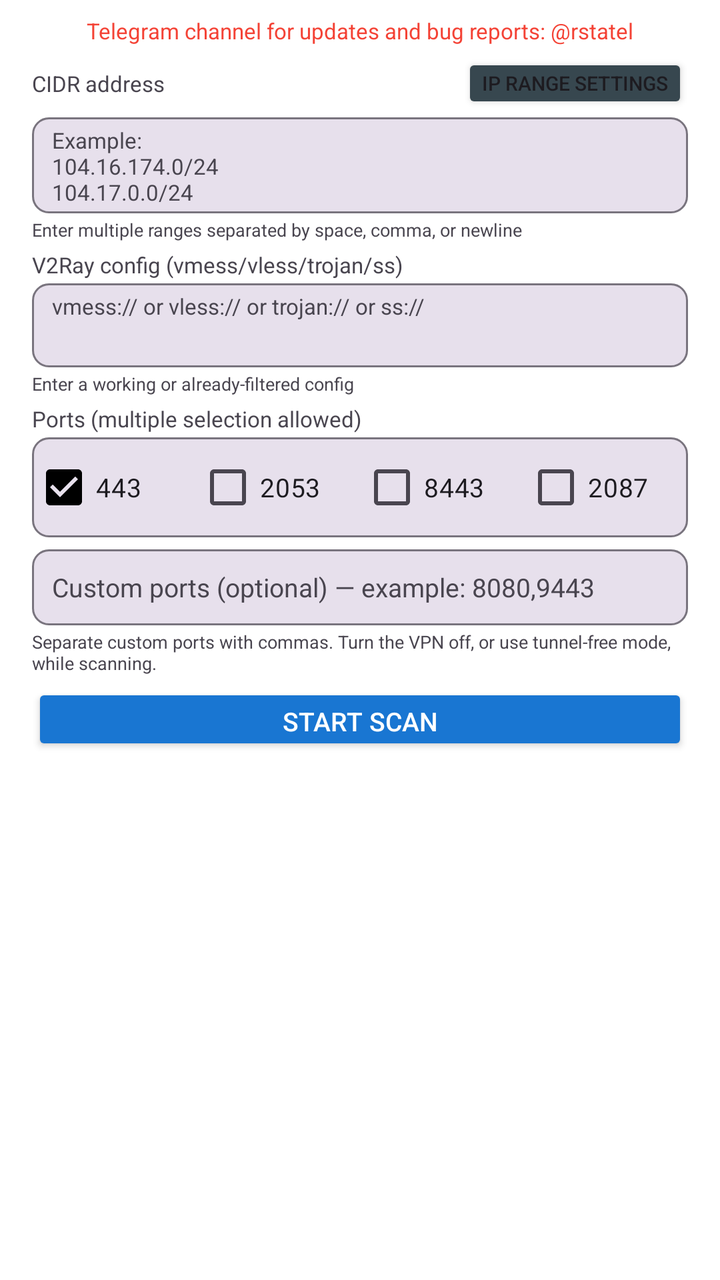
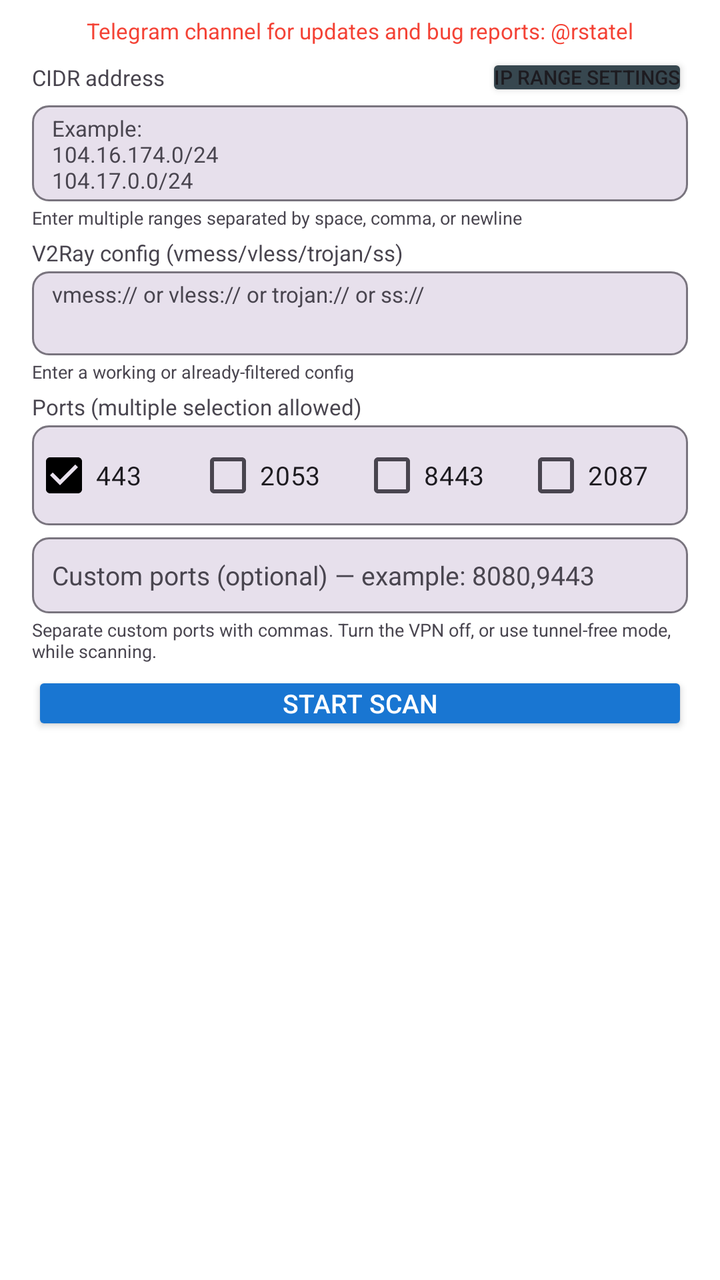

An Android layout rendered at two revisions. The XML below is the earlier revision; the diff shows what the commit changed to produce the second picture.
<!-- AndroidManifest.xml: application theme AppThemeDayNight.NoActionBar -->
<!-- res/layout/activity_rsta_scanner.xml -->
<?xml version="1.0" encoding="utf-8"?>
<LinearLayout xmlns:android="http://schemas.android.com/apk/res/android"
    android:layout_width="match_parent"
    android:layout_height="match_parent"
    android:orientation="vertical"
    android:background="?attr/colorSurface">


    <androidx.core.widget.NestedScrollView
        android:layout_width="match_parent"
        android:layout_height="wrap_content"
        android:fillViewport="false">

        <LinearLayout
            android:layout_width="match_parent"
            android:layout_height="wrap_content"
            android:orientation="vertical"
            android:paddingTop="8dp"
            android:paddingHorizontal="16dp"
            android:paddingBottom="8dp">

            <TextView
                android:id="@+id/tv_telegram"
                android:layout_width="match_parent"
                android:layout_height="wrap_content"
                android:text="@string/rsta_scanner_telegram_hint"
                android:textColor="@color/rsta_scanner_telegram_text"
                android:textSize="11sp"
                android:gravity="center"
                android:clickable="true"
                android:focusable="true"
                android:layout_marginBottom="4dp" />

            
            <LinearLayout
                android:layout_width="match_parent"
                android:layout_height="wrap_content"
                android:orientation="horizontal"
                android:gravity="center_vertical"
                android:layout_marginBottom="2dp">

                <TextView
                    android:layout_width="0dp"
                    android:layout_height="wrap_content"
                    android:layout_weight="1"
                    android:text="@string/rsta_scanner_label_cidr"
                    android:textColor="?android:attr/textColorSecondary"
                    android:textSize="11sp" />

                <Button
                    android:id="@+id/btn_ip_range_settings"
                    android:layout_width="wrap_content"
                    android:layout_height="30dp"
                    android:minWidth="0dp"
                    android:minHeight="0dp"
                    android:paddingHorizontal="10dp"
                    android:paddingVertical="0dp"
                    android:text="@string/rsta_scanner_btn_ip_range_settings"
                    android:textSize="10sp"
                    android:backgroundTint="@color/rsta_scanner_btn_neutral" />
            </LinearLayout>

            <EditText
                android:id="@+id/et_cidr"
                android:layout_width="match_parent"
                android:layout_height="48dp"
                android:background="@drawable/bg_rsta_scanner_input"
                android:hint="@string/rsta_scanner_hint_cidr"
                android:textColor="?android:attr/textColorPrimary"
                android:textColorHint="?android:attr/textColorTertiary"
                android:inputType="textMultiLine"
                android:textSize="11sp"
                android:paddingHorizontal="10dp"
                android:paddingVertical="4dp"
                android:gravity="start|top"
                android:textDirection="ltr"
                android:scrollbars="vertical"
                android:layout_marginBottom="2dp" />

            <TextView
                android:layout_width="match_parent"
                android:layout_height="wrap_content"
                android:text="@string/rsta_scanner_hint_cidr_multi"
                android:textColor="?android:attr/textColorTertiary"
                android:textSize="9sp"
                android:layout_marginBottom="4dp" />


            <TextView
                android:layout_width="match_parent"
                android:layout_height="wrap_content"
                android:text="@string/rsta_scanner_label_config"
                android:textColor="?android:attr/textColorSecondary"
                android:textSize="11sp"
                android:layout_marginBottom="2dp" />

            <EditText
                android:id="@+id/et_config"
                android:layout_width="match_parent"
                android:layout_height="42dp"
                android:background="@drawable/bg_rsta_scanner_input"
                android:hint="@string/rsta_scanner_hint_config"
                android:textColor="?android:attr/textColorPrimary"
                android:textColorHint="?android:attr/textColorTertiary"
                android:inputType="textMultiLine"
                android:textSize="11sp"
                android:paddingHorizontal="10dp"
                android:paddingVertical="4dp"
                android:gravity="start|top"
                android:textDirection="ltr"
                android:scrollbars="vertical"
                android:layout_marginBottom="2dp" />

            <TextView
                android:layout_width="match_parent"
                android:layout_height="wrap_content"
                android:text="@string/rsta_scanner_hint_config_note"
                android:textColor="?android:attr/textColorTertiary"
                android:textSize="9sp"
                android:layout_marginBottom="4dp" />


            <TextView
                android:layout_width="match_parent"
                android:layout_height="wrap_content"
                android:text="@string/rsta_scanner_label_ports"
                android:textColor="?android:attr/textColorSecondary"
                android:textSize="11sp"
                android:layout_marginBottom="2dp" />

            <LinearLayout
                android:layout_width="match_parent"
                android:layout_height="wrap_content"
                android:orientation="horizontal"
                android:background="@drawable/bg_rsta_scanner_input"
                android:paddingVertical="1dp"
                android:layout_marginBottom="2dp">

                <CheckBox
                    android:id="@+id/cb_port_443"
                    android:layout_width="0dp"
                    android:layout_height="wrap_content"
                    android:layout_weight="1"
                    android:text="443"
                    android:checked="true"
                    android:textColor="?android:attr/textColorPrimary"
                    android:textSize="13sp"
                    android:gravity="center_vertical"
                    android:textDirection="ltr"
                    android:buttonTint="@color/rsta_scanner_checkbox_tint" />

                <CheckBox
                    android:id="@+id/cb_port_2053"
                    android:layout_width="0dp"
                    android:layout_height="wrap_content"
                    android:layout_weight="1"
                    android:text="2053"
                    android:textColor="?android:attr/textColorPrimary"
                    android:textSize="13sp"
                    android:gravity="center_vertical"
                    android:textDirection="ltr"
                    android:buttonTint="@color/rsta_scanner_checkbox_tint" />

                <CheckBox
                    android:id="@+id/cb_port_8443"
                    android:layout_width="0dp"
                    android:layout_height="wrap_content"
                    android:layout_weight="1"
                    android:text="8443"
                    android:textColor="?android:attr/textColorPrimary"
                    android:textSize="13sp"
                    android:gravity="center_vertical"
                    android:textDirection="ltr"
                    android:buttonTint="@color/rsta_scanner_checkbox_tint" />

                <CheckBox
                    android:id="@+id/cb_port_2087"
                    android:layout_width="0dp"
                    android:layout_height="wrap_content"
                    android:layout_weight="1"
                    android:text="2087"
                    android:textColor="?android:attr/textColorPrimary"
                    android:textSize="13sp"
                    android:gravity="center_vertical"
                    android:textDirection="ltr"
                    android:buttonTint="@color/rsta_scanner_checkbox_tint" />

            </LinearLayout>

            <EditText
                android:id="@+id/et_custom_ports"
                android:layout_width="match_parent"
                android:layout_height="38dp"
                android:background="@drawable/bg_rsta_scanner_input"
                android:hint="@string/rsta_scanner_hint_custom_ports"
                android:textColor="?android:attr/textColorPrimary"
                android:textColorHint="?android:attr/textColorTertiary"
                android:inputType="text"
                android:textSize="13sp"
                android:paddingHorizontal="10dp"
                android:gravity="start|center_vertical"
                android:textDirection="ltr"
                android:layout_marginTop="4dp"
                android:layout_marginBottom="2dp" />

            <TextView
                android:layout_width="match_parent"
                android:layout_height="wrap_content"
                android:text="@string/rsta_scanner_hint_custom_ports_note"
                android:textColor="?android:attr/textColorTertiary"
                android:textSize="9sp"
                android:layout_marginBottom="4dp" />


            <Button
                android:id="@+id/btn_scan"
                android:layout_width="match_parent"
                android:layout_height="36dp"
                android:minHeight="0dp"
                android:text="@string/rsta_scanner_btn_start"
                android:textColor="#FFFFFF"
                android:textSize="13sp"
                android:backgroundTint="@color/rsta_scanner_btn_scan" />

        </LinearLayout>
    </androidx.core.widget.NestedScrollView>


    <LinearLayout
        android:layout_width="match_parent"
        android:layout_height="0dp"
        android:layout_weight="1"
        android:orientation="vertical"
        android:paddingHorizontal="16dp"
        android:paddingTop="4dp"
        android:paddingBottom="6dp">


        <LinearLayout
            android:layout_width="match_parent"
            android:layout_height="wrap_content"
            android:orientation="horizontal"
            android:layout_marginBottom="4dp">

            <TextView
                android:id="@+id/tv_progress"
                android:layout_width="0dp"
                android:layout_height="wrap_content"
                android:layout_weight="1"
                android:text=""
                android:textColor="?android:attr/textColorSecondary"
                android:textSize="13sp" />

            <TextView
                android:id="@+id/tv_found_count"
                android:layout_width="wrap_content"
                android:layout_height="wrap_content"
                android:text=""
                android:textColor="@color/rsta_scanner_found_count"
                android:textSize="13sp"
                android:textStyle="bold" />
        </LinearLayout>


        
        <LinearLayout
            android:id="@+id/group_copy_all"
            android:layout_width="match_parent"
            android:layout_height="wrap_content"
            android:orientation="horizontal"
            android:visibility="gone"
            android:layout_marginBottom="2dp">

            <Button
                android:id="@+id/btn_copy_all_ips"
                android:layout_width="0dp"
                android:layout_height="32dp"
                android:layout_weight="1"
                android:minHeight="0dp"
                android:text="@string/rsta_scanner_btn_copy_all_ips"
                android:textSize="11sp"
                android:backgroundTint="@color/rsta_scanner_btn_neutral"
                android:layout_marginEnd="6dp" />

            <Button
                android:id="@+id/btn_copy_all_configs"
                android:layout_width="0dp"
                android:layout_height="32dp"
                android:layout_weight="1"
                android:minHeight="0dp"
                android:text="@string/rsta_scanner_btn_copy_all_configs"
                android:textSize="11sp"
                android:backgroundTint="@color/rsta_scanner_btn_neutral" />
        </LinearLayout>

        
        <LinearLayout
            android:id="@+id/group_top10"
            android:layout_width="match_parent"
            android:layout_height="wrap_content"
            android:orientation="horizontal"
            android:gravity="center_vertical"
            android:visibility="gone"
            android:layout_marginBottom="2dp">

            <Button
                android:id="@+id/btn_top10_ping"
                android:layout_width="0dp"
                android:layout_height="32dp"
                android:layout_weight="1"
                android:minHeight="0dp"
                android:text="@string/rsta_scanner_btn_top10_ping"
                android:textSize="10sp"
                android:backgroundTint="@color/rsta_scanner_btn_top10"
                android:layout_marginEnd="6dp" />

            <TextView
                android:layout_width="wrap_content"
                android:layout_height="wrap_content"
                android:text="@string/rsta_scanner_label_count"
                android:textColor="?android:attr/textColorSecondary"
                android:textSize="9sp"
                android:layout_marginEnd="4dp" />

            <Button
                android:id="@+id/btn_speed_count_minus"
                android:layout_width="28dp"
                android:layout_height="28dp"
                android:minWidth="0dp"
                android:minHeight="0dp"
                android:padding="0dp"
                android:text="−"
                android:textSize="14sp"
                android:textStyle="bold"
                android:backgroundTint="@color/rsta_scanner_btn_neutral" />

            <TextView
                android:id="@+id/tv_speed_count_value"
                android:layout_width="32dp"
                android:layout_height="28dp"
                android:background="@drawable/bg_rsta_scanner_input"
                android:text="20"
                android:textColor="?android:attr/textColorPrimary"
                android:textSize="12sp"
                android:textStyle="bold"
                android:gravity="center"
                android:textDirection="ltr"
                android:layout_marginHorizontal="2dp" />

            <Button
                android:id="@+id/btn_speed_count_plus"
                android:layout_width="28dp"
                android:layout_height="28dp"
                android:minWidth="0dp"
                android:minHeight="0dp"
                android:padding="0dp"
                android:text="+"
                android:textSize="14sp"
                android:textStyle="bold"
                android:backgroundTint="@color/rsta_scanner_btn_neutral" />
        </LinearLayout>

        <Button
            android:id="@+id/btn_add_top10_rstang"
            android:layout_width="match_parent"
            android:layout_height="32dp"
            android:minHeight="0dp"
            android:text="@string/rsta_scanner_btn_add_top10_rstang"
            android:textSize="11sp"
            android:backgroundTint="@color/rsta_scanner_btn_add_rstang"
            android:visibility="gone"
            android:layout_marginBottom="2dp" />


        
        <LinearLayout
            android:layout_width="match_parent"
            android:layout_height="wrap_content"
            android:orientation="horizontal"
            android:layout_marginBottom="2dp">

            <Button
                android:id="@+id/btn_speed_test"
                android:layout_width="0dp"
                android:layout_height="32dp"
                android:layout_weight="1"
                android:minHeight="0dp"
                android:text="@string/rsta_scanner_btn_speed_test"
                android:textSize="11sp"
                android:backgroundTint="@color/rsta_scanner_btn_speed_test"
                android:layout_marginEnd="6dp"
                android:visibility="gone" />

            <Button
                android:id="@+id/btn_stop_speed_test"
                android:layout_width="0dp"
                android:layout_height="32dp"
                android:layout_weight="1"
                android:minHeight="0dp"
                android:text="@string/rsta_scanner_btn_stop_speed_test"
                android:textSize="11sp"
                android:backgroundTint="@color/rsta_scanner_btn_speed_stop"
                android:visibility="gone" />
        </LinearLayout>

        
        <LinearLayout
            android:id="@+id/group_speed_copy"
            android:layout_width="match_parent"
            android:layout_height="wrap_content"
            android:orientation="horizontal"
            android:visibility="gone"
            android:layout_marginBottom="2dp">

            <Button
                android:id="@+id/btn_copy_speed_results"
                android:layout_width="0dp"
                android:layout_height="32dp"
                android:layout_weight="1"
                android:minHeight="0dp"
                android:text="@string/rsta_scanner_btn_copy_speed_results"
                android:textSize="11sp"
                android:backgroundTint="@color/rsta_scanner_btn_copy_results"
                android:layout_marginEnd="6dp" />

            <Button
                android:id="@+id/btn_copy_speed_ips"
                android:layout_width="0dp"
                android:layout_height="32dp"
                android:layout_weight="1"
                android:minHeight="0dp"
                android:text="@string/rsta_scanner_btn_copy_speed_ips"
                android:textSize="11sp"
                android:backgroundTint="@color/rsta_scanner_btn_copy_ips" />
        </LinearLayout>


        <TextView
            android:id="@+id/tv_speed_progress"
            android:layout_width="match_parent"
            android:layout_height="wrap_content"
            android:text=""
            android:textColor="@color/rsta_scanner_speed_progress_text"
            android:textSize="12sp"
            android:gravity="center"
            android:visibility="gone"
            android:layout_marginBottom="3dp" />

        <TextView
            android:id="@+id/tv_no_results"
            android:layout_width="match_parent"
            android:layout_height="wrap_content"
            android:text=""
            android:textColor="?android:attr/textColorTertiary"
            android:textSize="14sp"
            android:gravity="center"
            android:visibility="gone"
            android:layout_marginBottom="6dp" />


        <androidx.recyclerview.widget.RecyclerView
            android:id="@+id/rv_results"
            android:layout_width="match_parent"
            android:layout_height="0dp"
            android:layout_weight="1"
            android:nestedScrollingEnabled="true"
            android:clipToPadding="false"
            android:paddingBottom="4dp" />

    </LinearLayout>

</LinearLayout>
<!-- resources referenced by this layout -->
<resources>
  <color name="rsta_scanner_btn_add_rstang">#FF2E7D32</color>
  <color name="rsta_scanner_btn_copy_ips">#FF00838F</color>
  <color name="rsta_scanner_btn_copy_results">#FF4527A0</color>
  <color name="rsta_scanner_btn_neutral">#FF37474F</color>
  <color name="rsta_scanner_btn_scan">#FF1976D2</color>
  <color name="rsta_scanner_btn_speed_stop">#FFB71C1C</color>
  <color name="rsta_scanner_btn_speed_test">#FF00695C</color>
  <color name="rsta_scanner_btn_top10">#FF1A237E</color>
  <color name="rsta_scanner_checkbox_tint">#FF1976D2</color>
  <color name="rsta_scanner_found_count">#FF4CAF50</color>
  <color name="rsta_scanner_speed_progress_text">#FF29B6F6</color>
  <color name="rsta_scanner_telegram_text">#FFF44336</color>
  <string name="rsta_scanner_btn_add_top10_rstang">Add top 10 configs to RSTA NG</string>
  <string name="rsta_scanner_btn_copy_all_configs">Copy all configs</string>
  <string name="rsta_scanner_btn_copy_all_ips">Copy all IPs</string>
  <string name="rsta_scanner_btn_copy_speed_ips">Copy tested IPs</string>
  <string name="rsta_scanner_btn_copy_speed_results">Copy results</string>
  <string name="rsta_scanner_btn_ip_range_settings">IP range settings</string>
  <string name="rsta_scanner_btn_speed_test">Speed test top results</string>
  <string name="rsta_scanner_btn_start">Start scan</string>
  <string name="rsta_scanner_btn_stop_speed_test">Stop</string>
  <string name="rsta_scanner_btn_top10_ping">Copy top 10 by ping</string>
  <string name="rsta_scanner_hint_cidr">"Example:\n104.16.174.0/24\n104.17.0.0/24"</string>
  <string name="rsta_scanner_hint_cidr_multi">Enter multiple ranges separated by space, comma, or newline</string>
  <string name="rsta_scanner_hint_config">vmess:// or vless:// or trojan:// or ss://</string>
  <string name="rsta_scanner_hint_config_note">Enter a working or already-filtered config</string>
  <string name="rsta_scanner_hint_custom_ports">Custom ports (optional) — example: 8080,9443</string>
  <string name="rsta_scanner_label_cidr">CIDR address</string>
  <string name="rsta_scanner_label_config">V2Ray config (vmess/vless/trojan/ss)</string>
  <string name="rsta_scanner_label_count">Count:</string>
  <string name="rsta_scanner_label_ports">Ports (multiple selection allowed)</string>
  <string name="rsta_scanner_telegram_hint">Telegram channel for updates and bug reports: @rstatel</string>
  <color name="md_theme_primary">#000000</color>
  <color name="md_theme_onPrimary">#FFFFFF</color>
  <color name="md_theme_primaryContainer">#E0E0E0</color>
  <color name="md_theme_onPrimaryContainer">#000000</color>
  <color name="md_theme_secondary">#f97910</color>
  <color name="md_theme_onSecondary">#FFFFFF</color>
  <color name="md_theme_secondaryContainer">#FFE8D6</color>
  <color name="md_theme_onSecondaryContainer">#2B1700</color>
  <color name="md_theme_tertiary">#009966</color>
  <color name="md_theme_onTertiary">#FFFFFF</color>
  <color name="md_theme_tertiaryContainer">#A0F2D0</color>
  <color name="md_theme_onTertiaryContainer">#00201A</color>
  <color name="md_theme_error">#BA1A1A</color>
  <color name="md_theme_onError">#FFFFFF</color>
  <color name="md_theme_errorContainer">#FFDAD6</color>
  <color name="md_theme_onErrorContainer">#410002</color>
  <color name="md_theme_surface">#FFFFFF</color>
  <color name="md_theme_onSurface">#1C1B1F</color>
  <color name="md_theme_surfaceVariant">#E7E0EC</color>
  <color name="md_theme_onSurfaceVariant">#49454F</color>
  <color name="md_theme_inverseSurface">#313033</color>
  <color name="md_theme_inverseOnSurface">#F4EFF4</color>
  <color name="md_theme_background">#FFFFFF</color>
  <color name="md_theme_onBackground">#1C1B1F</color>
  <color name="md_theme_outline">#79747E</color>
  <color name="md_theme_outlineVariant">#CAC4D0</color>
  <color name="md_theme_inversePrimary">#C0C0C0</color>
</resources>

<!-- the commit's change to res/layout/activity_rsta_scanner.xml (unified diff, before → after) -->
@@ -50,11 +50,13 @@
                 <Button
                     android:id="@+id/btn_ip_range_settings"
                     android:layout_width="wrap_content"
-                    android:layout_height="30dp"
+                    android:layout_height="24dp"
                     android:minWidth="0dp"
                     android:minHeight="0dp"
-                    android:paddingHorizontal="10dp"
+                    android:paddingHorizontal="4dp"
                     android:paddingVertical="0dp"
+                    android:insetTop="0dp"
+                    android:insetBottom="0dp"
                     android:text="@string/rsta_scanner_btn_ip_range_settings"
                     android:textSize="10sp"
                     android:backgroundTint="@color/rsta_scanner_btn_neutral" />
@@ -215,8 +217,11 @@
             <Button
                 android:id="@+id/btn_scan"
                 android:layout_width="match_parent"
-                android:layout_height="36dp"
-                android:minHeight="0dp"
+                android:layout_height="32dp"
+                android:minHeight="0dp"
+                android:padding="0dp"
+                android:insetTop="0dp"
+                android:insetBottom="0dp"
                 android:text="@string/rsta_scanner_btn_start"
                 android:textColor="#FFFFFF"
                 android:textSize="13sp"
@@ -274,9 +279,12 @@
             <Button
                 android:id="@+id/btn_copy_all_ips"
                 android:layout_width="0dp"
-                android:layout_height="32dp"
-                android:layout_weight="1"
-                android:minHeight="0dp"
+                android:layout_height="28dp"
+                android:layout_weight="1"
+                android:minHeight="0dp"
+                android:padding="0dp"
+                android:insetTop="0dp"
+                android:insetBottom="0dp"
                 android:text="@string/rsta_scanner_btn_copy_all_ips"
                 android:textSize="11sp"
                 android:backgroundTint="@color/rsta_scanner_btn_neutral"
@@ -285,9 +293,12 @@
             <Button
                 android:id="@+id/btn_copy_all_configs"
                 android:layout_width="0dp"
-                android:layout_height="32dp"
-                android:layout_weight="1"
-                android:minHeight="0dp"
+                android:layout_height="28dp"
+                android:layout_weight="1"
+                android:minHeight="0dp"
+                android:padding="0dp"
+                android:insetTop="0dp"
+                android:insetBottom="0dp"
                 android:text="@string/rsta_scanner_btn_copy_all_configs"
                 android:textSize="11sp"
                 android:backgroundTint="@color/rsta_scanner_btn_neutral" />
@@ -306,9 +317,12 @@
             <Button
                 android:id="@+id/btn_top10_ping"
                 android:layout_width="0dp"
-                android:layout_height="32dp"
-                android:layout_weight="1"
-                android:minHeight="0dp"
+                android:layout_height="28dp"
+                android:layout_weight="1"
+                android:minHeight="0dp"
+                android:padding="0dp"
+                android:insetTop="0dp"
+                android:insetBottom="0dp"
                 android:text="@string/rsta_scanner_btn_top10_ping"
                 android:textSize="10sp"
                 android:backgroundTint="@color/rsta_scanner_btn_top10"
@@ -363,8 +377,11 @@
         <Button
             android:id="@+id/btn_add_top10_rstang"
             android:layout_width="match_parent"
-            android:layout_height="32dp"
+            android:layout_height="28dp"
             android:minHeight="0dp"
+            android:padding="0dp"
+            android:insetTop="0dp"
+            android:insetBottom="0dp"
             android:text="@string/rsta_scanner_btn_add_top10_rstang"
             android:textSize="11sp"
             android:backgroundTint="@color/rsta_scanner_btn_add_rstang"
@@ -382,9 +399,12 @@
             <Button
                 android:id="@+id/btn_speed_test"
                 android:layout_width="0dp"
-                android:layout_height="32dp"
-                android:layout_weight="1"
-                android:minHeight="0dp"
+                android:layout_height="28dp"
+                android:layout_weight="1"
+                android:minHeight="0dp"
+                android:padding="0dp"
+                android:insetTop="0dp"
+                android:insetBottom="0dp"
                 android:text="@string/rsta_scanner_btn_speed_test"
                 android:textSize="11sp"
                 android:backgroundTint="@color/rsta_scanner_btn_speed_test"
@@ -394,9 +414,12 @@
             <Button
                 android:id="@+id/btn_stop_speed_test"
                 android:layout_width="0dp"
-                android:layout_height="32dp"
-                android:layout_weight="1"
-                android:minHeight="0dp"
+                android:layout_height="28dp"
+                android:layout_weight="1"
+                android:minHeight="0dp"
+                android:padding="0dp"
+                android:insetTop="0dp"
+                android:insetBottom="0dp"
                 android:text="@string/rsta_scanner_btn_stop_speed_test"
                 android:textSize="11sp"
                 android:backgroundTint="@color/rsta_scanner_btn_speed_stop"
@@ -415,9 +438,12 @@
             <Button
                 android:id="@+id/btn_copy_speed_results"
                 android:layout_width="0dp"
-                android:layout_height="32dp"
-                android:layout_weight="1"
-                android:minHeight="0dp"
+                android:layout_height="28dp"
+                android:layout_weight="1"
+                android:minHeight="0dp"
+                android:padding="0dp"
+                android:insetTop="0dp"
+                android:insetBottom="0dp"
                 android:text="@string/rsta_scanner_btn_copy_speed_results"
                 android:textSize="11sp"
                 android:backgroundTint="@color/rsta_scanner_btn_copy_results"
@@ -426,9 +452,12 @@
             <Button
                 android:id="@+id/btn_copy_speed_ips"
                 android:layout_width="0dp"
-                android:layout_height="32dp"
-                android:layout_weight="1"
-                android:minHeight="0dp"
+                android:layout_height="28dp"
+                android:layout_weight="1"
+                android:minHeight="0dp"
+                android:padding="0dp"
+                android:insetTop="0dp"
+                android:insetBottom="0dp"
                 android:text="@string/rsta_scanner_btn_copy_speed_ips"
                 android:textSize="11sp"
                 android:backgroundTint="@color/rsta_scanner_btn_copy_ips" />
